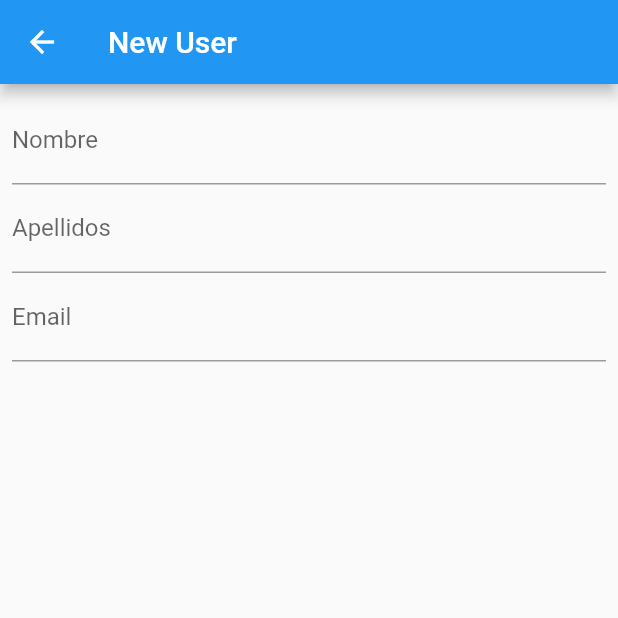
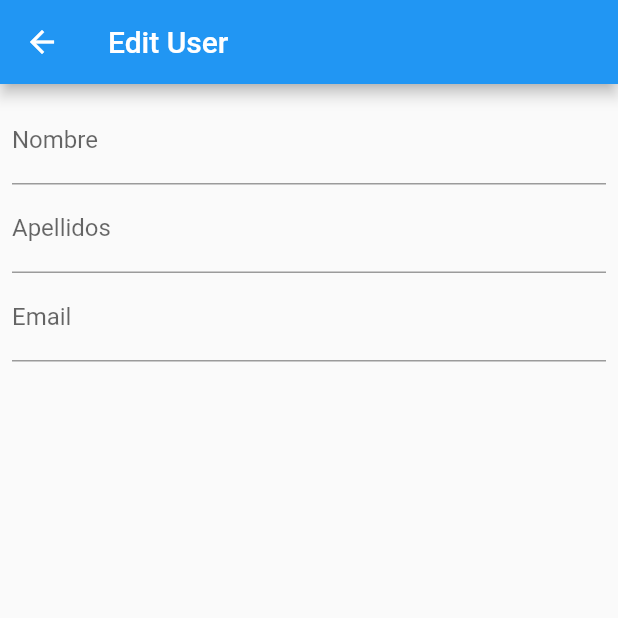
Before and after one commit to dark-wave/provider_crud_example, a Flutter app: the screen it shows after launch, after a tap on the "add" icon, on a phone screen of 412 x 824 dp, the top half of it. Run offline on Flutter 3.47's test engine with Material 2 defaults, Android fonts, the light colour scheme and no system bars; our stand-ins replace sqflite; accounts and stored records are empty.

Commit message:
Primer commit a la rama de modificacion de usuario

```diff
--- a/lib/src/database/db_helper.dart
+++ b/lib/src/database/db_helper.dart
@@ -57,4 +57,10 @@ class DBHelper {
 
     db.delete('users', where: 'id = ?', whereArgs: [id]);
   }
+
+  Future<void> updateUser(User user) async{
+    final Database db = await database;
+
+    db.update('users', user.toJson(), where: 'id = ?', whereArgs: [user.id]);
+  }
 }
--- a/lib/src/pages/user_form.dart
+++ b/lib/src/pages/user_form.dart
@@ -1,5 +1,6 @@
 import 'package:flutter/material.dart';
 import 'package:provider/provider.dart';
+import 'package:sqlitecrudprovider/src/model/user.dart';
 import 'package:sqlitecrudprovider/src/provider/user_provider.dart';
 
 class UserFormPage extends StatefulWidget {
@@ -26,9 +27,14 @@ class _UserFormPageState extends State<UserFormPage> {
 
   @override
   Widget build(BuildContext context) {
+    //Obtenemos el usuario si viene informado
+     Object? _objUser = ModalRoute.of(context)?.settings.arguments as User?;
+
+     User editUser = User(id: 1, nombre: 'Noe', apellidos: 'Montes', email: 'noe@mail.com');
+
     return Scaffold(
       appBar: AppBar(
-        title: const Text('New User'),
+        title: Text((editUser.id!=null) ? 'Edit User' : 'New User'),
       ),
       body: SafeArea(
         child: Padding(
@@ -40,6 +46,7 @@ class _UserFormPageState extends State<UserFormPage> {
               children: [
                 TextFormField(
                   controller: _inputNameController,
+                  initialValue: editUser.nombre,
                   decoration: const InputDecoration(
                     hintText: 'Introduce nombre',
                     labelText: 'Nombre'
@@ -54,6 +61,7 @@ class _UserFormPageState extends State<UserFormPage> {
                 ),
                 TextFormField(
                   controller: _inputLastNameController,
+                  initialValue: editUser.apellidos,
                   decoration: const InputDecoration(
                     hintText: 'Introduce apellidos',
                     labelText: 'Apellidos'
@@ -61,6 +69,7 @@ class _UserFormPageState extends State<UserFormPage> {
                 ),
                 TextFormField(
                   controller: _inputEmailController,
+                  initialValue: editUser.email,
                   decoration: const InputDecoration(
                     hintText: 'Introduce email',
                     labelText: 'Email'
@@ -86,7 +95,10 @@ class _UserFormPageState extends State<UserFormPage> {
                   onPressed: (){
                     if(_formKey.currentState!.validate()){
                       final userService = Provider.of<UserProvider>(context, listen: false);
+
+
                       userService.addUser(_inputNameController.text, _inputLastNameController.text, _inputEmailController.text);
+
 
                       Navigator.of(context).pop();
                     }
--- a/lib/src/pages/user_list.dart
+++ b/lib/src/pages/user_list.dart
@@ -29,22 +29,30 @@ class _UserListPageState extends State<UserListPage> {
           var userList = data.userList;
 
           if(userList.isNotEmpty){
-            return ListView.builder(
+            return SingleChildScrollView(
+              child: ListView.builder(
+                shrinkWrap: true,
+                physics: const BouncingScrollPhysics(),
                 itemCount: userList.length,
                 itemBuilder: (context, index) {
                   var user = userList[index];
                   return Dismissible(
                     key: UniqueKey(),
-                  background: Container(color: Colors.red),
+                    background: Container(
+                      color: Colors.red,
+                      child: const Text('Eliminar'),
+                    ),
                     onDismissed: (direction){
                       Provider.of<UserProvider>(context, listen: false).deleteUser(user.id!);
                     },
                     child: ListTile(
                       title: Text(user.nombre),
                       leading: const Icon(Icons.person),
+                      onTap: () => Navigator.pushNamed(context, 'userForm', arguments: user),
                     ),
                   );
                 },
+              ),
             );
           }else{
             return const Center(child: Text('No hay usuarios registrados!!'));
--- a/lib/src/provider/user_provider.dart
+++ b/lib/src/provider/user_provider.dart
@@ -16,6 +16,12 @@ class UserProvider extends ChangeNotifier{
     listUsers();
   }
 
+  Future<void> updateUser(User user) async{
+    await DBHelper.instance.updateUser(user);
+
+    listUsers();
+  }
+
   Future<void> deleteUser(int id) async{
     await DBHelper.instance.deleteUser(id);
 
```
Lines whose indentation alone changed are shown as unchanged.
